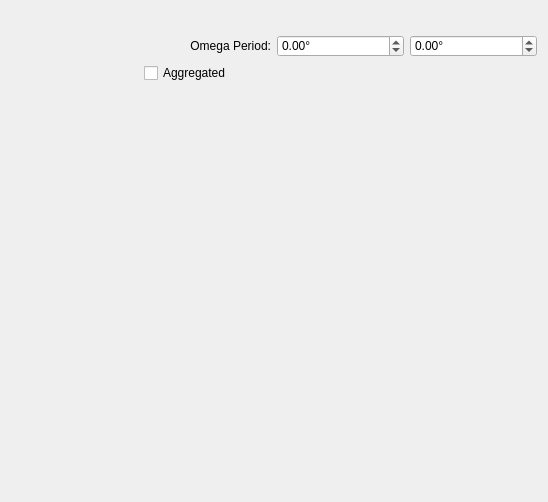
HEXRD/hexrdgui, file hexrd/ui/resources/ui/rotation_series_overlay_editor.ui: the form before one commit.
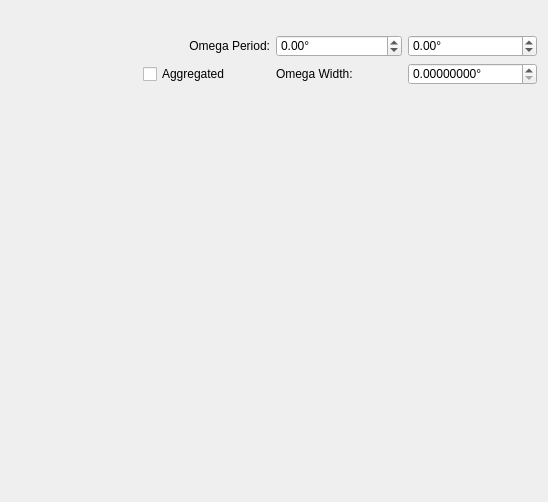
The form after the commit. Custom widgets are drawn as their Qt base class.

Commit message:
Add omega width to use with non-aggregation
This width, along with the omega value of the currently displayed
frame, will allow us to determine the range of omega values to use
for plotting.

```diff
--- a/hexrd/ui/resources/ui/rotation_series_overlay_editor.ui
+++ b/hexrd/ui/resources/ui/rotation_series_overlay_editor.ui
@@ -95,8 +95,41 @@
      </property>
     </widget>
    </item>
+   <item row="9" column="3">
+    <widget class="QLabel" name="omega_width_label">
+     <property name="enabled">
+      <bool>true</bool>
+     </property>
+     <property name="text">
+      <string>Omega Width:</string>
+     </property>
+    </widget>
+   </item>
+   <item row="9" column="4">
+    <widget class="ScientificDoubleSpinBox" name="omega_width">
+     <property name="enabled">
+      <bool>true</bool>
+     </property>
+     <property name="suffix">
+      <string>°</string>
+     </property>
+     <property name="decimals">
+      <number>8</number>
+     </property>
+     <property name="maximum">
+      <double>10000000.000000000000000</double>
+     </property>
+    </widget>
+   </item>
   </layout>
  </widget>
+ <customwidgets>
+  <customwidget>
+   <class>ScientificDoubleSpinBox</class>
+   <extends>QDoubleSpinBox</extends>
+   <header>scientificspinbox.h</header>
+  </customwidget>
+ </customwidgets>
  <tabstops>
   <tabstop>omega_period_0</tabstop>
   <tabstop>omega_period_1</tabstop>
```
Left out of the diff: 39 changed lines with no effect on the pictures. The commit also changes 3 other files.
